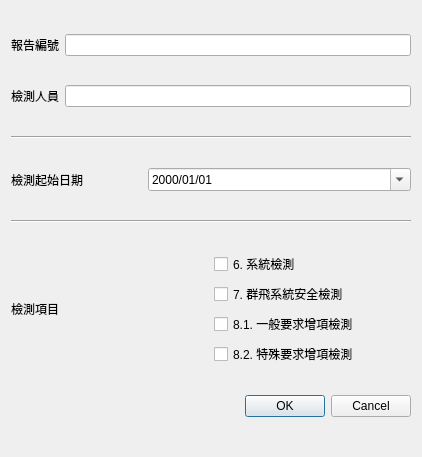
Qt form src/gui/views/new_project.ui (yuan-0816/UAV_Security_Tool) before a commit.
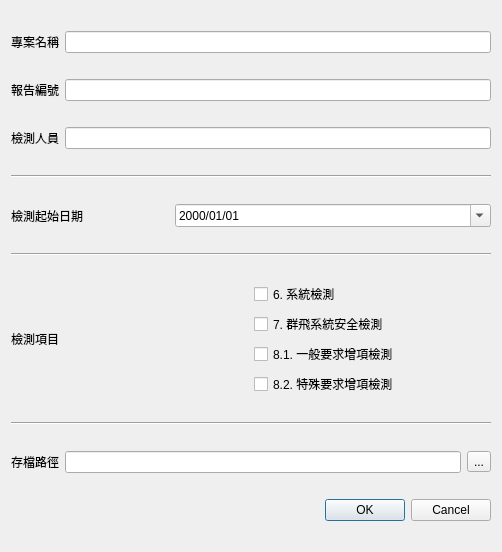
The same form after that commit.

Patch:
```diff
--- a/src/gui/views/new_project.ui
+++ b/src/gui/views/new_project.ui
@@ -6,16 +6,28 @@
    <rect>
     <x>0</x>
     <y>0</y>
-    <width>422</width>
-    <height>457</height>
+    <width>502</width>
+    <height>552</height>
    </rect>
   </property>
   <property name="windowTitle">
    <string>新建專案</string>
   </property>
-  <layout class="QHBoxLayout" name="horizontalLayout_5">
-   <item>
     <layout class="QVBoxLayout" name="verticalLayout_2">
+   <item>
+    <layout class="QHBoxLayout" name="horizontalLayout_7">
+     <item>
+      <widget class="QLabel" name="label_ProjectName">
+       <property name="text">
+        <string>專案名稱</string>
+       </property>
+      </widget>
+     </item>
+     <item>
+      <widget class="QLineEdit" name="lineEdit_ProjectName"/>
+     </item>
+    </layout>
+   </item>
      <item>
       <layout class="QHBoxLayout" name="horizontalLayout">
        <item>
@@ -125,6 +137,34 @@
        </item>
       </layout>
      </item>
+   <item>
+    <widget class="Line" name="line_3">
+     <property name="orientation">
+      <enum>Qt::Orientation::Horizontal</enum>
+     </property>
+    </widget>
+   </item>
+   <item>
+    <layout class="QHBoxLayout" name="horizontalLayout_5">
+     <item>
+      <widget class="QLabel" name="label_SavePath">
+       <property name="text">
+        <string>存檔路徑</string>
+       </property>
+      </widget>
+     </item>
+     <item>
+      <widget class="QLineEdit" name="lineEdit_SavePath"/>
+     </item>
+     <item>
+      <widget class="QToolButton" name="toolButton_SavePath">
+       <property name="text">
+        <string>...</string>
+       </property>
+      </widget>
+     </item>
+    </layout>
+   </item>
      <item>
       <widget class="QDialogButtonBox" name="buttonBox">
        <property name="orientation">
@@ -136,8 +176,6 @@
       </widget>
      </item>
     </layout>
-   </item>
-  </layout>
  </widget>
  <tabstops>
   <tabstop>lineEdit_ReportId</tabstop>
```
Left out of the diff: 12 changed lines with no effect on the pictures. Lines whose indentation alone changed are shown as unchanged.
